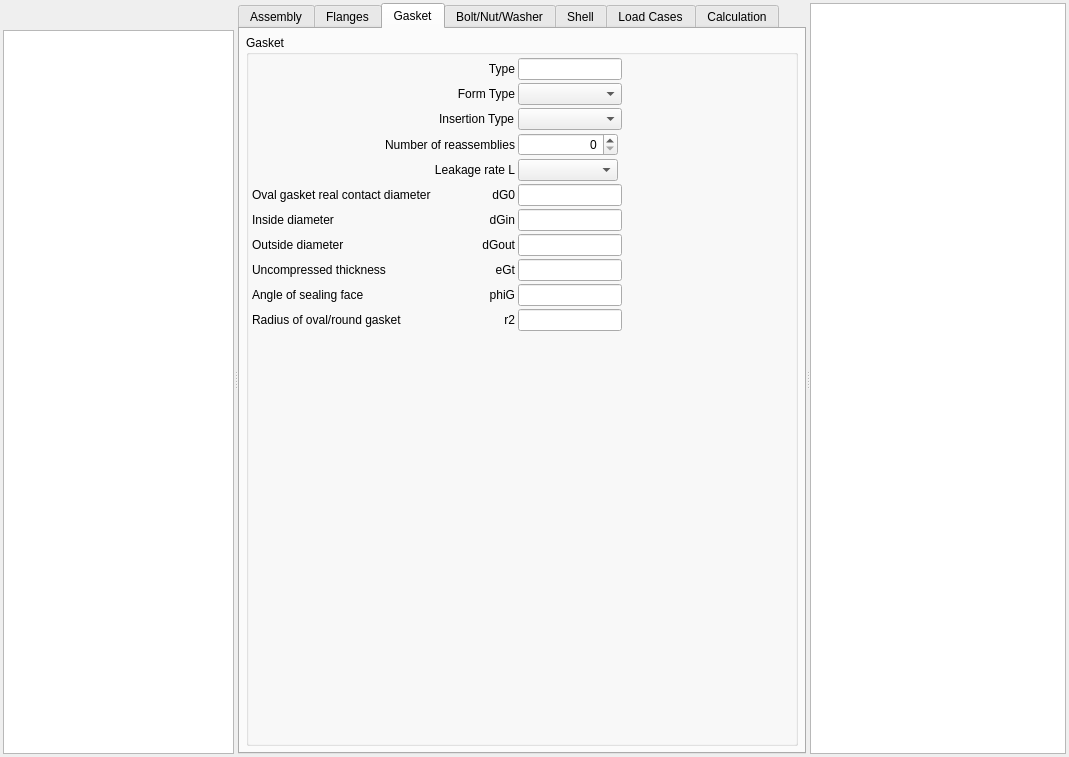
Old version of the form pcalc/src/gui/pcalc_en1591widget.ui in the repository hermixy/biluna.
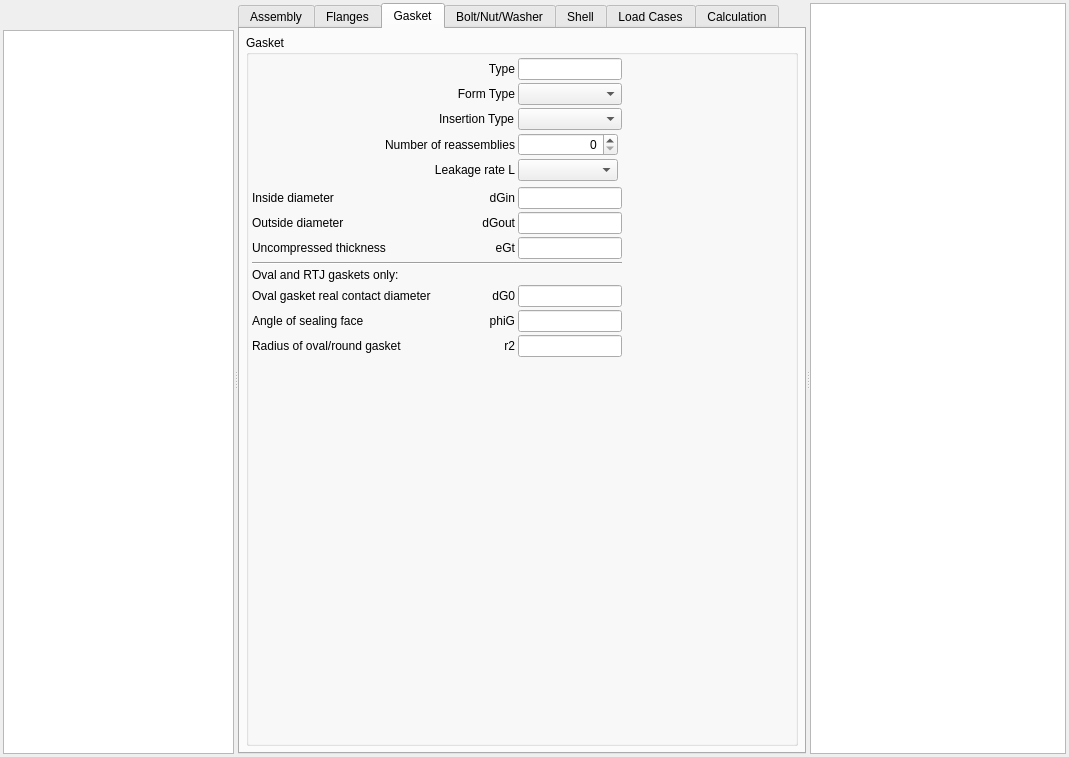
New version of the form. The open tabs and pages were chosen to show the change. Icons and pictures are not drawn. Custom widgets are drawn as their Qt base class.

Commit message: PCALC preparation for EN bolt nuts

```diff
--- a/pcalc/src/gui/pcalc_en1591widget.ui
+++ b/pcalc/src/gui/pcalc_en1591widget.ui
@@ -1886,27 +1886,34 @@
             <property name="spacing">
              <number>3</number>
             </property>
-            <item row="1" column="2">
-             <widget class="QComboBox" name="cbFormType"/>
-            </item>
-            <item row="2" column="1" alignment="Qt::AlignRight">
-             <widget class="QLabel" name="lblInsType">
+            <item row="11" column="0">
+             <widget class="QLabel" name="label_23">
               <property name="text">
-               <string>Insertion Type</string>
+               <string>Oval gasket real contact diameter</string>
               </property>
              </widget>
             </item>
-            <item row="0" column="1">
-             <widget class="QLabel" name="lblTypeGasket">
+            <item row="11" column="2">
+             <widget class="RB_UomLineEdit" name="ledG0">
+              <property name="sizePolicy">
+               <sizepolicy hsizetype="Preferred" vsizetype="Fixed">
+                <horstretch>0</horstretch>
+                <verstretch>0</verstretch>
+               </sizepolicy>
+              </property>
+             </widget>
+            </item>
+            <item row="11" column="1">
+             <widget class="QLabel" name="lbldG0">
               <property name="text">
-               <string>Type</string>
+               <string>dG0</string>
               </property>
               <property name="alignment">
                <set>Qt::AlignRight|Qt::AlignTrailing|Qt::AlignVCenter</set>
               </property>
              </widget>
             </item>
-            <item row="0" column="3" rowspan="11">
+            <item row="0" column="3" rowspan="14">
              <spacer name="horizontalSpacer_5">
               <property name="orientation">
                <enum>Qt::Horizontal</enum>
@@ -1919,6 +1926,26 @@
               </property>
              </spacer>
             </item>
+            <item row="9" column="0" colspan="3">
+             <widget class="Line" name="line_13">
+              <property name="orientation">
+               <enum>Qt::Horizontal</enum>
+              </property>
+             </widget>
+            </item>
+            <item row="2" column="1" alignment="Qt::AlignRight">
+             <widget class="QLabel" name="lblInsType">
+              <property name="text">
+               <string>Insertion Type</string>
+              </property>
+             </widget>
+            </item>
+            <item row="1" column="2">
+             <widget class="QComboBox" name="cbFormType"/>
+            </item>
+            <item row="2" column="2">
+             <widget class="QComboBox" name="cbInsType"/>
+            </item>
             <item row="0" column="2">
              <widget class="RB_IdxLineEdit" name="ileTypeGasket"/>
             </item>
@@ -1932,8 +1959,15 @@
               </property>
              </widget>
             </item>
-            <item row="2" column="2">
-             <widget class="QComboBox" name="cbInsType"/>
+            <item row="0" column="1">
+             <widget class="QLabel" name="lblTypeGasket">
+              <property name="text">
+               <string>Type</string>
+              </property>
+              <property name="alignment">
+               <set>Qt::AlignRight|Qt::AlignTrailing|Qt::AlignVCenter</set>
+              </property>
+             </widget>
             </item>
             <item row="6" column="1">
              <widget class="QLabel" name="lbldGin">
@@ -1945,6 +1979,16 @@
               </property>
              </widget>
             </item>
+            <item row="6" column="2">
+             <widget class="RB_UomLineEdit" name="ledGin">
+              <property name="sizePolicy">
+               <sizepolicy hsizetype="Preferred" vsizetype="Fixed">
+                <horstretch>0</horstretch>
+                <verstretch>0</verstretch>
+               </sizepolicy>
+              </property>
+             </widget>
+            </item>
             <item row="3" column="2">
              <widget class="QSpinBox" name="sbNoReassemblies">
               <property name="sizePolicy">
@@ -1973,16 +2017,6 @@
               </property>
              </widget>
             </item>
-            <item row="6" column="2">
-             <widget class="RB_UomLineEdit" name="ledGin">
-              <property name="sizePolicy">
-               <sizepolicy hsizetype="Preferred" vsizetype="Fixed">
-                <horstretch>0</horstretch>
-                <verstretch>0</verstretch>
-               </sizepolicy>
-              </property>
-             </widget>
-            </item>
             <item row="7" column="1">
              <widget class="QLabel" name="lbldGout">
               <property name="text">
@@ -2003,32 +2037,6 @@
               </property>
              </widget>
             </item>
-            <item row="4" column="2">
-             <widget class="QComboBox" name="cbLeakageRate">
-              <property name="minimumSize">
-               <size>
-                <width>50</width>
-                <height>0</height>
-               </size>
-              </property>
-              <property name="maximumSize">
-               <size>
-                <width>100</width>
-                <height>16777215</height>
-               </size>
-              </property>
-             </widget>
-            </item>
-            <item row="5" column="2">
-             <widget class="RB_UomLineEdit" name="ledG0">
-              <property name="sizePolicy">
-               <sizepolicy hsizetype="Preferred" vsizetype="Fixed">
-                <horstretch>0</horstretch>
-                <verstretch>0</verstretch>
-               </sizepolicy>
-              </property>
-             </widget>
-            </item>
             <item row="7" column="2">
              <widget class="RB_UomLineEdit" name="ledGout">
               <property name="sizePolicy">
@@ -2039,17 +2047,23 @@
               </property>
              </widget>
             </item>
-            <item row="5" column="1">
-             <widget class="QLabel" name="lbldG0">
-              <property name="text">
-               <string>dG0</string>
+            <item row="4" column="2">
+             <widget class="QComboBox" name="cbLeakageRate">
+              <property name="minimumSize">
+               <size>
+                <width>50</width>
+                <height>0</height>
+               </size>
               </property>
-              <property name="alignment">
-               <set>Qt::AlignRight|Qt::AlignTrailing|Qt::AlignVCenter</set>
+              <property name="maximumSize">
+               <size>
+                <width>100</width>
+                <height>16777215</height>
+               </size>
               </property>
              </widget>
             </item>
-            <item row="9" column="1">
+            <item row="12" column="1">
              <widget class="QLabel" name="lblphiG">
               <property name="text">
                <string>phiG</string>
@@ -2059,8 +2073,8 @@
               </property>
              </widget>
             </item>
-            <item row="10" column="2">
-             <widget class="RB_UomLineEdit" name="ler2">
+            <item row="8" column="2">
+             <widget class="RB_UomLineEdit" name="leeGt">
               <property name="sizePolicy">
                <sizepolicy hsizetype="Preferred" vsizetype="Fixed">
                 <horstretch>0</horstretch>
@@ -2079,7 +2093,27 @@
               </property>
              </widget>
             </item>
-            <item row="11" column="1" colspan="3">
+            <item row="13" column="2">
+             <widget class="RB_UomLineEdit" name="ler2">
+              <property name="sizePolicy">
+               <sizepolicy hsizetype="Preferred" vsizetype="Fixed">
+                <horstretch>0</horstretch>
+                <verstretch>0</verstretch>
+               </sizepolicy>
+              </property>
+             </widget>
+            </item>
+            <item row="13" column="1">
+             <widget class="QLabel" name="lblr2">
+              <property name="text">
+               <string>r2</string>
+              </property>
+              <property name="alignment">
+               <set>Qt::AlignRight|Qt::AlignTrailing|Qt::AlignVCenter</set>
+              </property>
+             </widget>
+            </item>
+            <item row="14" column="1" colspan="3">
              <spacer name="verticalSpacer_4">
               <property name="orientation">
                <enum>Qt::Vertical</enum>
@@ -2092,36 +2126,6 @@
               </property>
              </spacer>
             </item>
-            <item row="8" column="2">
-             <widget class="RB_UomLineEdit" name="leeGt">
-              <property name="sizePolicy">
-               <sizepolicy hsizetype="Preferred" vsizetype="Fixed">
-                <horstretch>0</horstretch>
-                <verstretch>0</verstretch>
-               </sizepolicy>
-              </property>
-             </widget>
-            </item>
-            <item row="10" column="1">
-             <widget class="QLabel" name="lblr2">
-              <property name="text">
-               <string>r2</string>
-              </property>
-              <property name="alignment">
-               <set>Qt::AlignRight|Qt::AlignTrailing|Qt::AlignVCenter</set>
-              </property>
-             </widget>
-            </item>
-            <item row="9" column="2">
-             <widget class="RB_UomLineEdit" name="lephiG">
-              <property name="sizePolicy">
-               <sizepolicy hsizetype="Preferred" vsizetype="Fixed">
-                <horstretch>0</horstretch>
-                <verstretch>0</verstretch>
-               </sizepolicy>
-              </property>
-             </widget>
-            </item>
             <item row="3" column="0" colspan="2">
              <widget class="QLabel" name="lblNoReassemblies">
               <property name="text">
@@ -2139,13 +2143,6 @@
               </property>
              </widget>
             </item>
-            <item row="5" column="0">
-             <widget class="QLabel" name="label_23">
-              <property name="text">
-               <string>Oval gasket real contact diameter</string>
-              </property>
-             </widget>
-            </item>
             <item row="7" column="0">
              <widget class="QLabel" name="label_25">
               <property name="text">
@@ -2153,27 +2150,44 @@
               </property>
              </widget>
             </item>
-            <item row="8" column="0">
-             <widget class="QLabel" name="label_28">
-              <property name="text">
-               <string>Uncompressed thickness</string>
+            <item row="12" column="2">
+             <widget class="RB_UomLineEdit" name="lephiG">
+              <property name="sizePolicy">
+               <sizepolicy hsizetype="Preferred" vsizetype="Fixed">
+                <horstretch>0</horstretch>
+                <verstretch>0</verstretch>
+               </sizepolicy>
               </property>
              </widget>
             </item>
-            <item row="9" column="0">
+            <item row="12" column="0">
              <widget class="QLabel" name="label_31">
               <property name="text">
                <string>Angle of sealing face</string>
               </property>
              </widget>
             </item>
-            <item row="10" column="0">
+            <item row="13" column="0">
              <widget class="QLabel" name="label_32">
               <property name="text">
                <string>Radius of oval/round gasket</string>
               </property>
              </widget>
             </item>
+            <item row="8" column="0">
+             <widget class="QLabel" name="label_28">
+              <property name="text">
+               <string>Uncompressed thickness</string>
+              </property>
+             </widget>
+            </item>
+            <item row="10" column="0">
+             <widget class="QLabel" name="lblOvalRtj">
+              <property name="text">
+               <string>Oval and RTJ gaskets only:</string>
+              </property>
+             </widget>
+            </item>
            </layout>
           </widget>
          </item>
@@ -2359,7 +2373,7 @@
              </widget>
             </item>
             <item row="0" column="2">
-             <widget class="QLineEdit" name="ileBoltSize"/>
+             <widget class="RB_IdxLineEdit" name="ileBoltSize"/>
             </item>
             <item row="9" column="2">
              <widget class="RB_UomLineEdit" name="leeN">
```
Left out of the diff: 1 changed line with no effect on the pictures. The commit also changes 21 other files.
